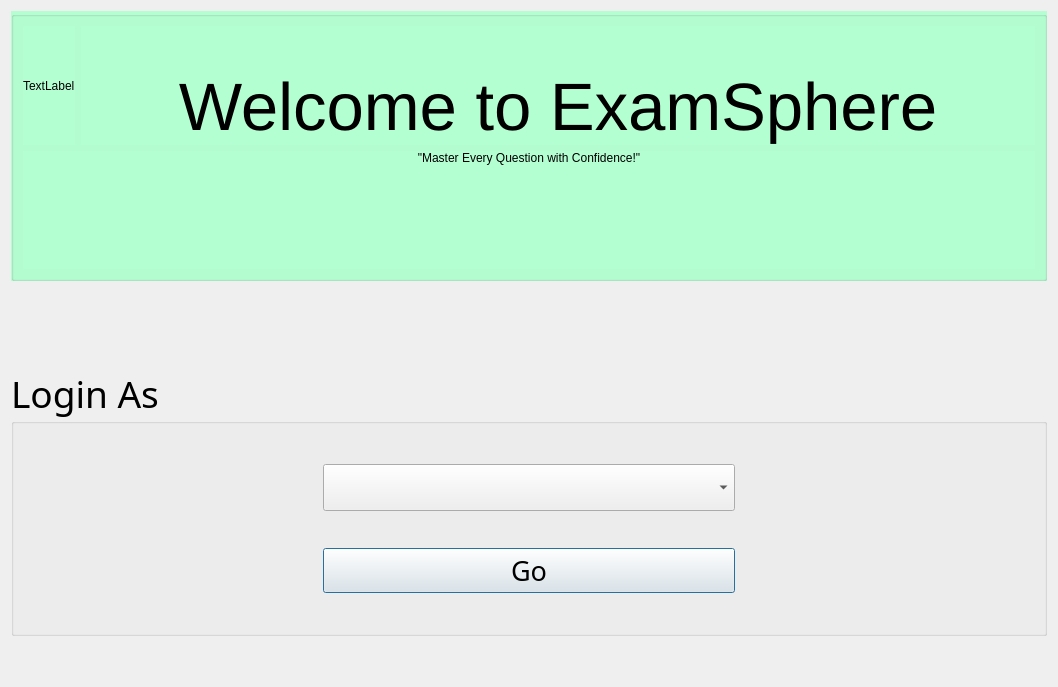
This is ExamSphereV1/welcome.ui in BiratBC/ExamSphereV1 as Qt 5 draws it before an edit. The edited form follows.
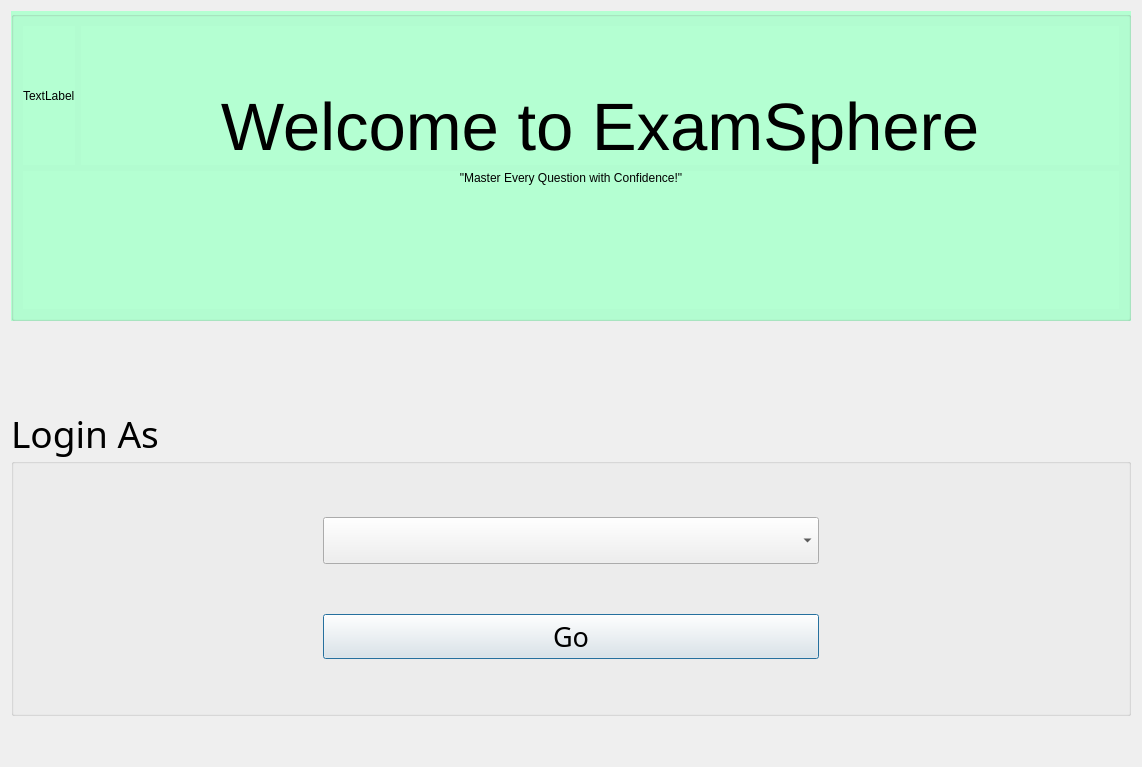
This is the edited form.

Patch:
```diff
--- a/ExamSphereV1/welcome.ui
+++ b/ExamSphereV1/welcome.ui
@@ -9,8 +9,8 @@
    <rect>
     <x>0</x>
     <y>0</y>
-    <width>1058</width>
-    <height>687</height>
+    <width>1142</width>
+    <height>767</height>
    </rect>
   </property>
   <property name="font">
```
